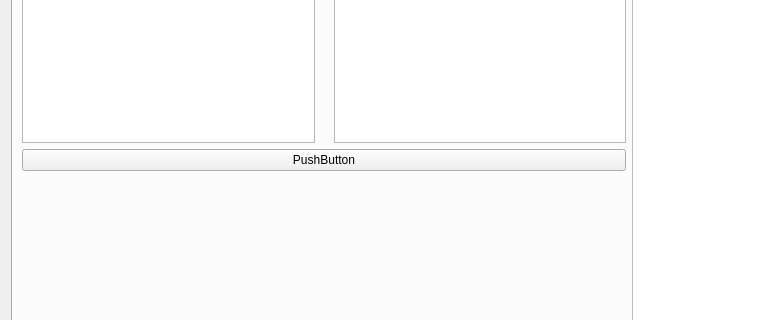
First picture: the form in src/testeigenview.ui, repository federicomartinlara1976/testeigen, before the edit; both pictures show x 0 to 764 and y 250 to 570 of the 1258 by 789 pixel window.
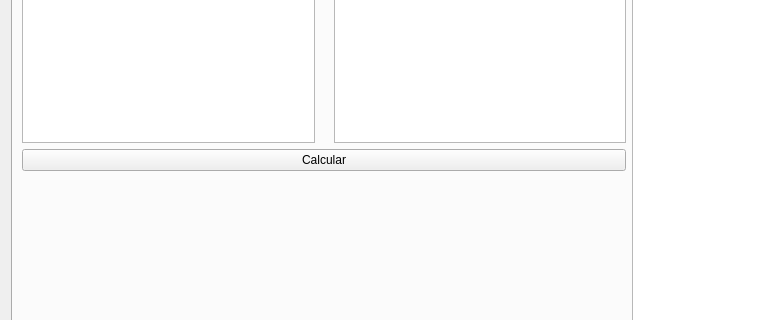
Second picture: the form after the edit. The open tabs and pages were chosen to show the change. Icons and pictures are not drawn.

What changed in the file:
```diff
--- a/src/testeigenview.ui
+++ b/src/testeigenview.ui
@@ -94,7 +94,7 @@
           </layout>
          </item>
          <item>
-          <widget class="QPushButton" name="btnCalcularSvd">
+          <widget class="QPushButton" name="btnCalcular">
            <property name="text">
             <string>Calcular</string>
            </property>
@@ -193,9 +193,9 @@
           </layout>
          </item>
          <item>
-          <widget class="QPushButton" name="pushButton">
+          <widget class="QPushButton" name="btnCalcularSvd">
            <property name="text">
-            <string>PushButton</string>
+            <string>Calcular</string>
            </property>
           </widget>
          </item>
```
Left out of the diff: 2 changed lines with no effect on the pictures.
